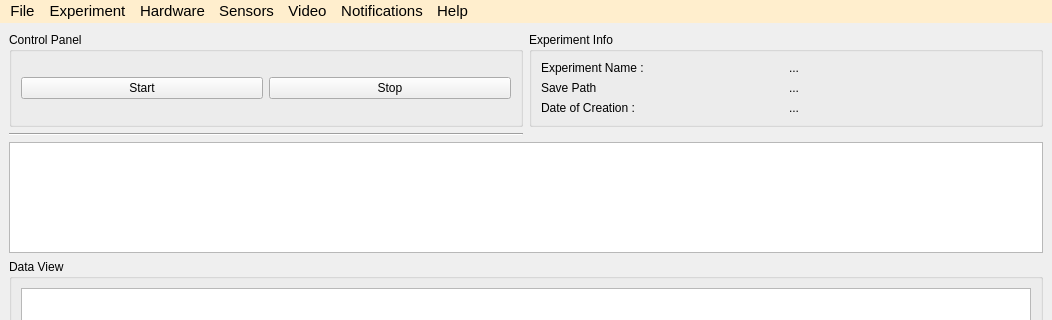
Before: the Qt Designer form NoSeMazeControl/UI/MainWindowEdited.ui in bdyontar/NoSeMaze, drawn with Qt 5; both pictures show x 0 to 1052 and y 0 to 320 of the 1052 by 838 pixel window.
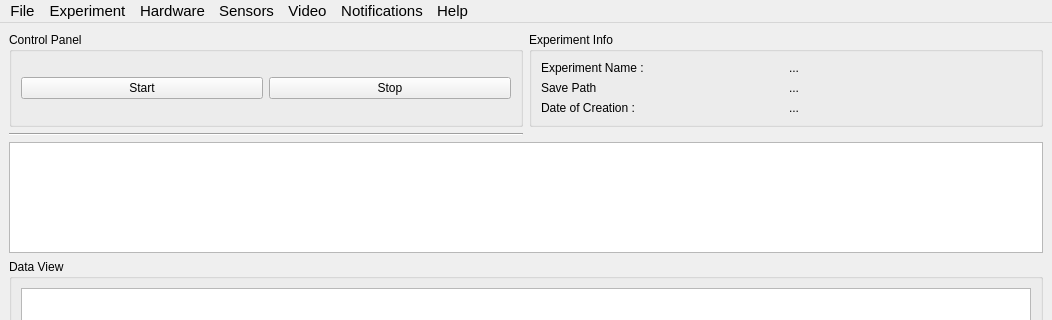
After: the same form once the commit is applied. Custom widgets are drawn as their Qt base class.

Commit message: Added a sensor ID configuration window

```diff
--- a/NoSeMazeControl/UI/MainWindowEdited.ui
+++ b/NoSeMazeControl/UI/MainWindowEdited.ui
@@ -146,7 +146,7 @@
     </font>
    </property>
    <property name="styleSheet">
-    <string notr="true">background-color: rgb(255, 238, 205);</string>
+    <string notr="true"/>
    </property>
    <widget class="QMenu" name="menuFile">
     <property name="title">
```
Left out of the diff: 6 changed lines with no effect on the pictures. The commit also changes 7 other files.
